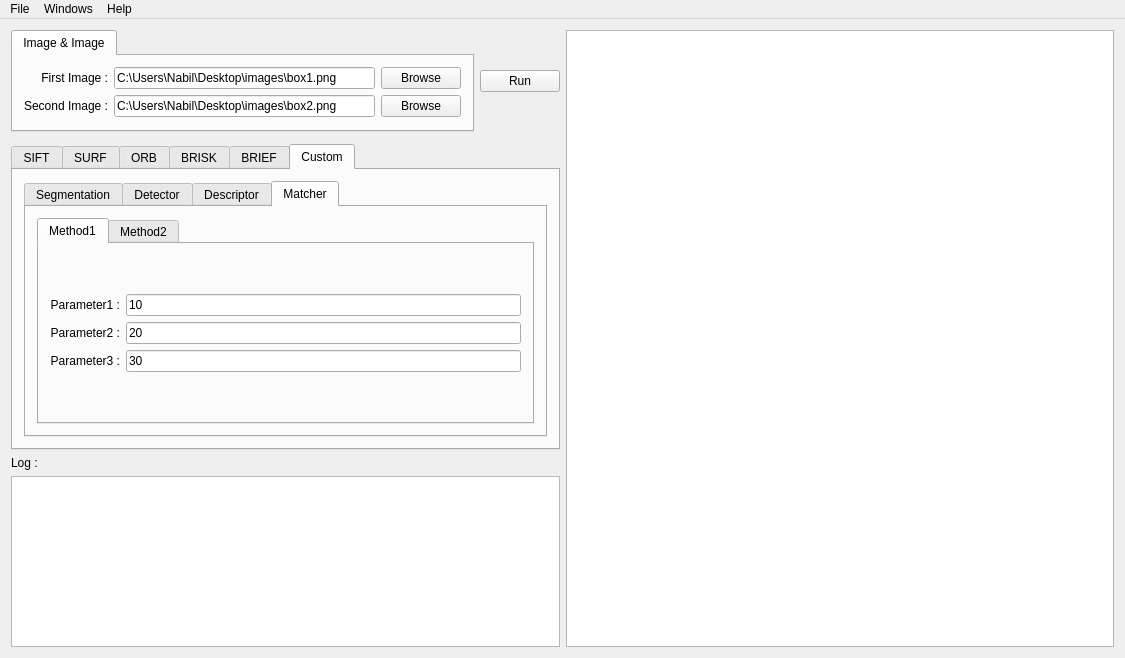
The window that source_code/mainwindow.ui (Aissa94/PFE_Project) describes before a commit, drawn with Qt 5.
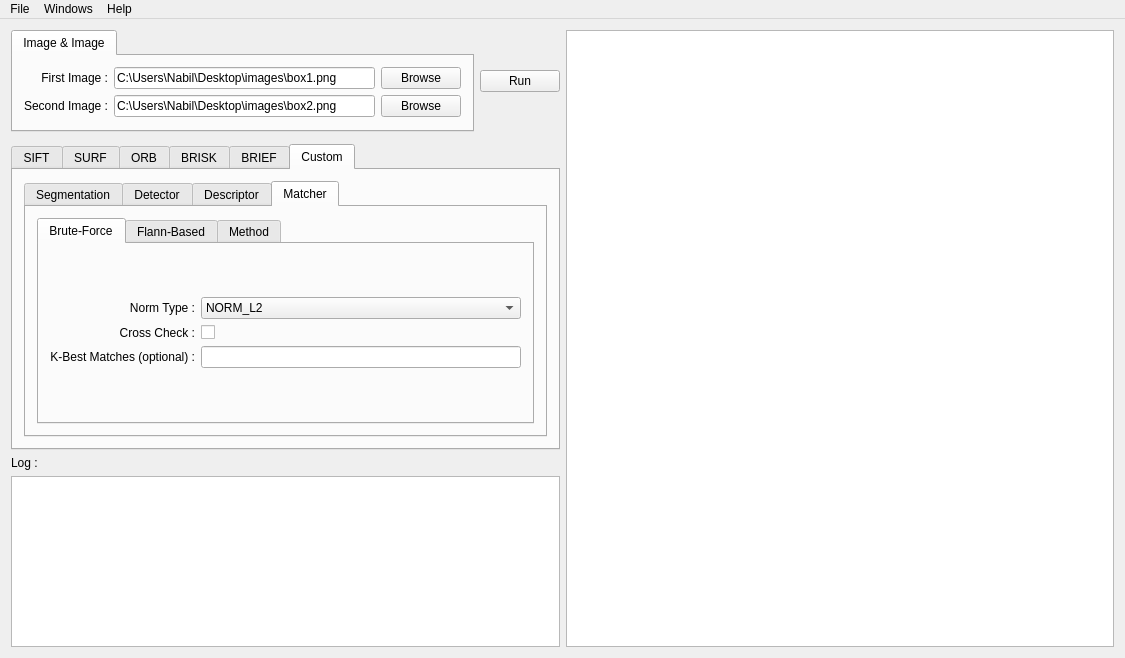
The same window after the commit. The open tabs and pages were chosen to show the change.

Diff of the .ui file:
```diff
--- a/source_code/mainwindow.ui
+++ b/source_code/mainwindow.ui
@@ -1754,13 +1754,101 @@
                 </property>
                 <widget class="QWidget" name="tabMatcherMethod1">
                  <attribute name="title">
-                  <string>Method1</string>
+                  <string>Brute-Force</string>
                  </attribute>
                  <layout class="QGridLayout" name="gridLayout_13">
                   <item row="0" column="0">
                    <layout class="QGridLayout" name="matcherMethod1Params">
                     <item row="0" column="0">
-                     <widget class="QLabel" name="matcherMethod1Param1Label">
+                     <widget class="QLabel" name="matcherBruteForceNormTypeLabel">
+                      <property name="text">
+                       <string>Norm Type :</string>
+                      </property>
+                      <property name="alignment">
+                       <set>Qt::AlignRight|Qt::AlignTrailing|Qt::AlignVCenter</set>
+                      </property>
+                     </widget>
+                    </item>
+                    <item row="1" column="0">
+                     <widget class="QLabel" name="matcherBruteForceCrossCheckLabel">
+                      <property name="text">
+                       <string>Cross Check :</string>
+                      </property>
+                      <property name="alignment">
+                       <set>Qt::AlignRight|Qt::AlignTrailing|Qt::AlignVCenter</set>
+                      </property>
+                     </widget>
+                    </item>
+                    <item row="2" column="0">
+                     <widget class="QLabel" name="matcherBruteForceKBestLabel">
+                      <property name="text">
+                       <string>K-Best Matches (optional) :</string>
+                      </property>
+                      <property name="alignment">
+                       <set>Qt::AlignRight|Qt::AlignTrailing|Qt::AlignVCenter</set>
+                      </property>
+                     </widget>
+                    </item>
+                    <item row="0" column="1">
+                     <widget class="QComboBox" name="matcherBruteForceNormTypeText">
+                      <property name="currentText">
+                       <string>NORM_L2</string>
+                      </property>
+                      <property name="currentIndex">
+                       <number>1</number>
+                      </property>
+                      <item>
+                       <property name="text">
+                        <string>NORM_L1</string>
+                       </property>
+                      </item>
+                      <item>
+                       <property name="text">
+                        <string>NORM_L2</string>
+                       </property>
+                      </item>
+                      <item>
+                       <property name="text">
+                        <string>NORM_HAMMING</string>
+                       </property>
+                      </item>
+                      <item>
+                       <property name="text">
+                        <string>NORM_HAMMING2</string>
+                       </property>
+                      </item>
+                     </widget>
+                    </item>
+                    <item row="1" column="1">
+                     <widget class="QCheckBox" name="matcherBruteForceCrossCheckText">
+                      <property name="cursor">
+                       <cursorShape>PointingHandCursor</cursorShape>
+                      </property>
+                      <property name="checked">
+                       <bool>false</bool>
+                      </property>
+                     </widget>
+                    </item>
+                    <item row="2" column="1">
+                     <widget class="QLineEdit" name="matcherBruteForceKBestText">
+                      <property name="text">
+                       <string/>
+                      </property>
+                     </widget>
+                    </item>
+                   </layout>
+                  </item>
+                 </layout>
+                </widget>
+                <widget class="QWidget" name="tabMatcherFlannBased">
+                 <attribute name="title">
+                  <string>Flann-Based</string>
+                 </attribute>
+                 <layout class="QGridLayout" name="gridLayout_13">
+                  <item row="0" column="0">
+                   <layout class="QGridLayout" name="matcherFlannBasedParams">
+                    <item row="0" column="0">
+                     <widget class="QLabel" name="matcherFlannBasedParam1Label">
                       <property name="text">
                        <string>Parameter1 :</string>
                       </property>
@@ -1770,7 +1858,7 @@
                      </widget>
                     </item>
                     <item row="1" column="0">
-                     <widget class="QLabel" name="matcherMethod1Param2Label">
+                     <widget class="QLabel" name="matcherFlannBasedParam2Label">
                       <property name="text">
                        <string>Parameter2 :</string>
                       </property>
@@ -1780,7 +1868,7 @@
                      </widget>
                     </item>
                     <item row="2" column="0">
-                     <widget class="QLabel" name="matcherMethod1Param3Label">
+                     <widget class="QLabel" name="matcherFlannBasedParam3Label">
                       <property name="text">
                        <string>Parameter3 :</string>
                       </property>
@@ -1790,21 +1878,21 @@
                      </widget>
                     </item>
                     <item row="0" column="1">
-                     <widget class="QLineEdit" name="matcherMethod1Param1Text">
+                     <widget class="QLineEdit" name="matcherFlannBasedParam1Text">
                       <property name="text">
                        <string>10</string>
                       </property>
                      </widget>
                     </item>
                     <item row="1" column="1">
-                     <widget class="QLineEdit" name="matcherMethod1Param2Text">
+                     <widget class="QLineEdit" name="matcherFlannBasedParam2Text">
                       <property name="text">
                        <string>20</string>
                       </property>
                      </widget>
                     </item>
                     <item row="2" column="1">
-                     <widget class="QLineEdit" name="matcherMethod1Param3Text">
+                     <widget class="QLineEdit" name="matcherFlannBasedParam3Text">
                       <property name="text">
                        <string>30</string>
                       </property>
@@ -1816,7 +1904,7 @@
                 </widget>
                 <widget class="QWidget" name="tabMatcherMethod2">
                  <attribute name="title">
-                  <string>Method2</string>
+                  <string>Method</string>
                  </attribute>
                  <layout class="QGridLayout" name="gridLayout_13">
                   <item row="0" column="0">
```
Left out of the diff: 55 changed lines with no effect on the pictures.
